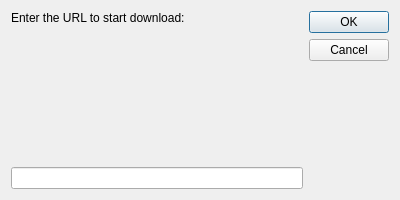
Above: InquireUrlDialog_form.ui from YangHanlin/PyQt5-Demo before the change. Below: the same form after it.
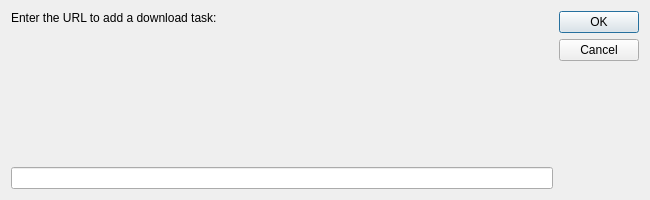
That is the form after the change.

```diff
--- a/InquireUrlDialog_form.ui
+++ b/InquireUrlDialog_form.ui
@@ -6,19 +6,19 @@
    <rect>
     <x>0</x>
     <y>0</y>
-    <width>400</width>
+    <width>650</width>
     <height>200</height>
    </rect>
   </property>
   <property name="minimumSize">
    <size>
-    <width>400</width>
+    <width>650</width>
     <height>200</height>
    </size>
   </property>
   <property name="maximumSize">
    <size>
-    <width>400</width>
+    <width>650</width>
     <height>200</height>
    </size>
   </property>
@@ -36,7 +36,7 @@
      <item>
       <widget class="QLabel" name="label_prompt">
        <property name="text">
-        <string>Enter the URL to start download:</string>
+        <string>Enter the URL to add a download task:</string>
        </property>
       </widget>
      </item>
```
